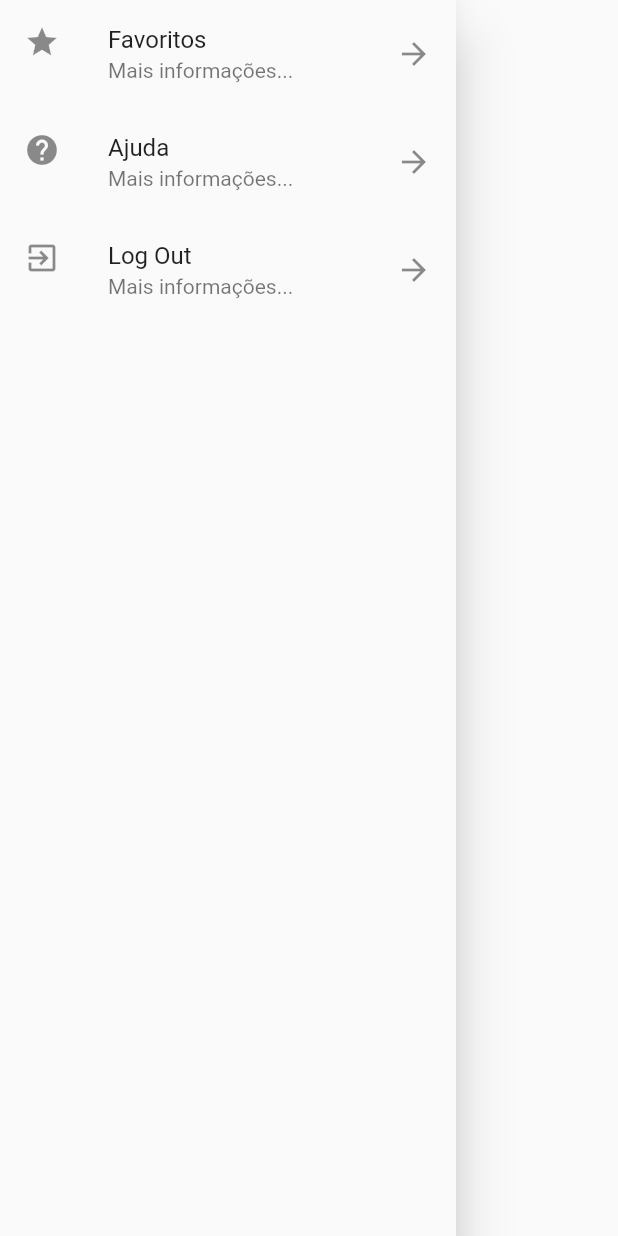
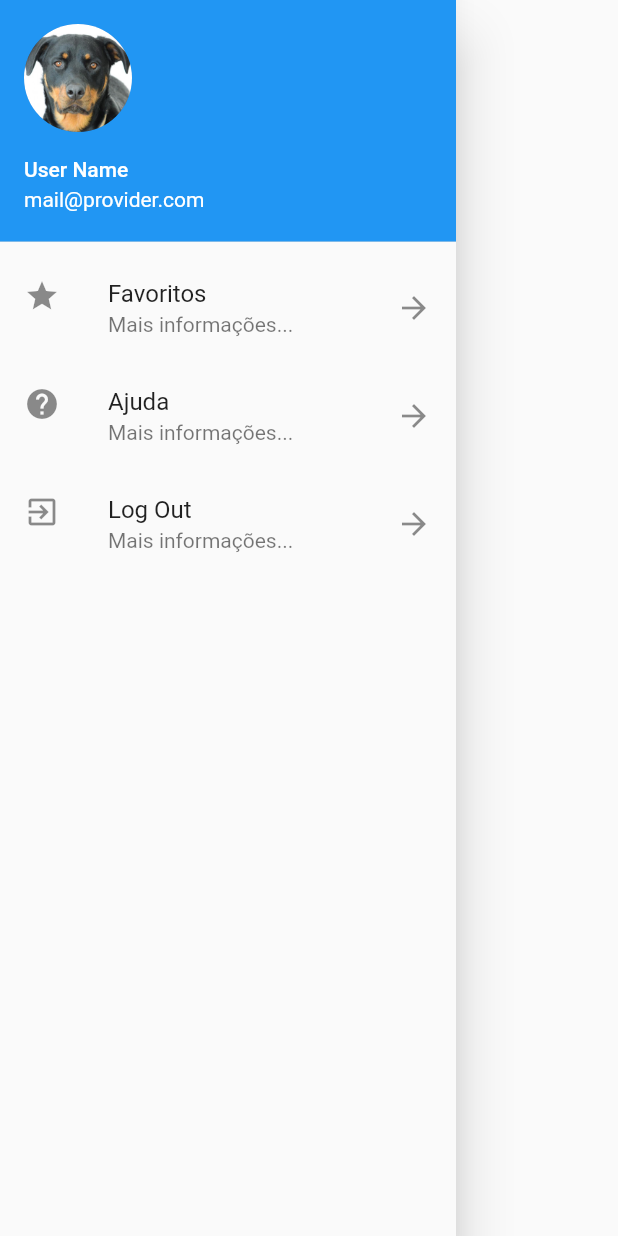
Before and after one commit to santoslucas11/flutterBasicoEWidgets, a Flutter app: the DrawerList widget shown alone on an empty page, opened directly, on a phone screen of 412 x 824 dp. Run offline on Flutter 3.47's test engine with Material 2 defaults, Android fonts, the phone set to English and light mode, and no system bars; our stand-ins replace fluttertoast.

Commit message:
UserAccountDrawerHeader Implementation

```diff
--- a/lib/drawer_list.dart
+++ b/lib/drawer_list.dart
@@ -6,6 +6,13 @@ class DrawerList extends StatelessWidget {
     return Drawer(
       child: ListView(
         children: <Widget>[
+          UserAccountsDrawerHeader(
+            accountName: Text("User Name"),
+            accountEmail: Text("mail@provider.com"),
+            currentAccountPicture: CircleAvatar(
+              backgroundImage: AssetImage("assets/images/dog4.png"),
+            ),
+          ),
           ListTile(
             leading: Icon(Icons.star),
             title: Text("Favoritos"),
```
